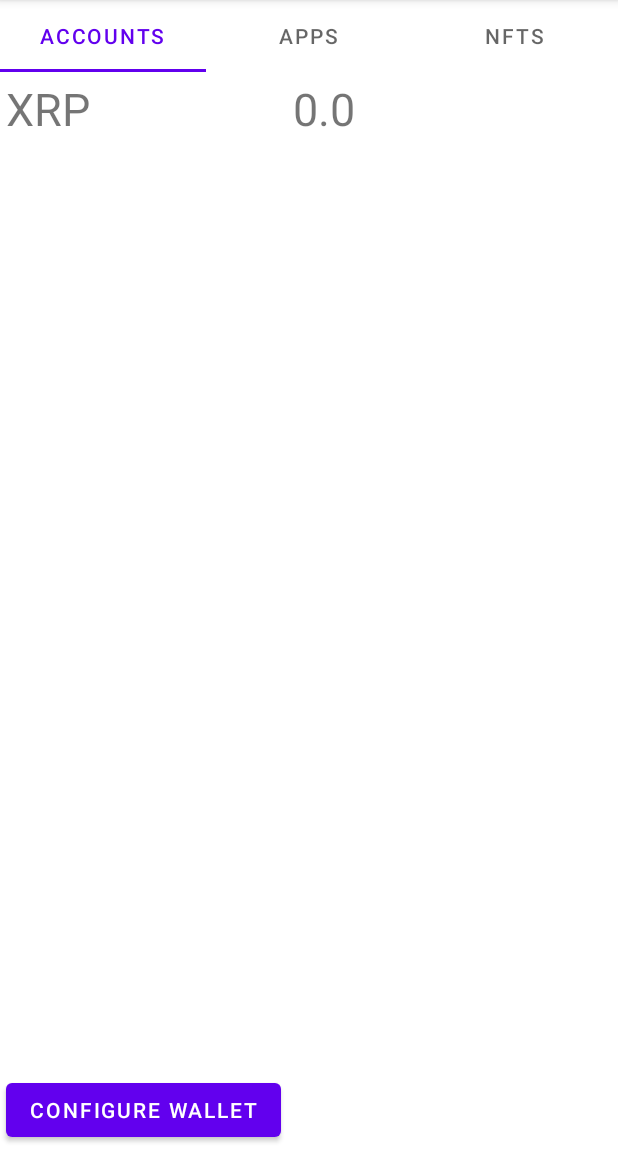
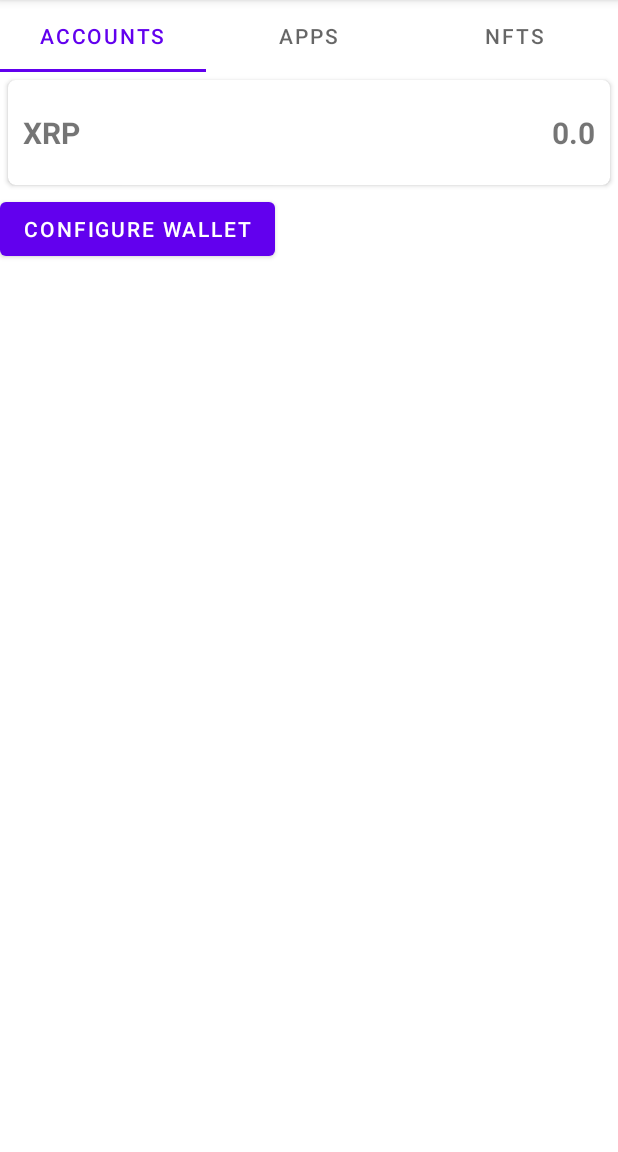
Before and after one commit to lushtechnology/ZPass, an Android app: the screen it shows after launch (MainActivity), on a phone screen of 412 x 824 dp, the part 84-1236 px from its top. Run offline under Robolectric (Android 15) with nearby library versions, the phone set to English and light mode, and no system bars; 2 statements that could not run were skipped.

Commit message:
enhance list view in accounts and apps tabs

```diff
--- a/app/src/main/res/layout/fragment_account.xml
+++ b/app/src/main/res/layout/fragment_account.xml
@@ -1,34 +1,56 @@
 <?xml version="1.0" encoding="utf-8"?>
-<GridLayout xmlns:android="http://schemas.android.com/apk/res/android"
+<LinearLayout xmlns:android="http://schemas.android.com/apk/res/android"
+    xmlns:card_view="http://schemas.android.com/apk/res-auto"
     xmlns:tools="http://schemas.android.com/tools"
     android:layout_width="match_parent"
     android:layout_height="match_parent"
-    android:useDefaultMargins="true"
-    android:alignmentMode="alignBounds"
-    android:columnCount="2"
+    android:orientation="vertical"
+    android:layout_margin="5dp"
     tools:context=".AccountFragment">
 
-    <TextView
-        android:id="@+id/currency"
-        android:text="XRP"
-        android:layout_column="0"
-        android:textSize="30sp" />
+    <androidx.cardview.widget.CardView
+        android:id="@+id/card_view"
+        android:layout_gravity="top"
+        android:layout_width="match_parent"
+        android:layout_height="wrap_content"
+        android:layout_margin="5dp"
+        card_view:cardCornerRadius="5dp">
 
-    <TextView
-        android:id="@+id/balance"
-        android:textAlignment="textEnd"
-        android:layout_column="1"
-        android:textSize="30sp"
-        tools:layout_gravity="right"
+        <RelativeLayout
+            android:layout_width="match_parent"
+            android:layout_height="50dp"
+            android:layout_margin="10dp">
 
-        android:text="0.0" />
+            <TextView
+                android:id="@+id/currency"
+                android:layout_width="wrap_content"
+                android:layout_height="match_parent"
+                android:gravity="center_vertical"
+                android:text="XRP"
+                android:textSize="20sp"
+                android:textStyle="bold" />
+
+            <TextView
+                android:id="@+id/balance"
+                android:layout_width="wrap_content"
+                android:layout_height="match_parent"
+                android:gravity="center_vertical"
+                android:textSize="20sp"
+                android:textStyle="bold"
+                android:layout_alignParentTop="true"
+                android:layout_alignParentBottom="true"
+                android:layout_alignParentEnd="true"
+                android:text="0.0" />
+
+        </RelativeLayout>
+
+    </androidx.cardview.widget.CardView>
 
     <Button
         android:id="@+id/configure"
         android:layout_width="wrap_content"
         android:layout_height="wrap_content"
         tools:layout_columnSpan="2"
-        android:layout_row="1"
         android:text="Configure Wallet" />
 
-</GridLayout>
+</LinearLayout>
```
Also changed, not shown: app/src/main/res/layout/fragment_apps.xml (+43 -9 lines).
